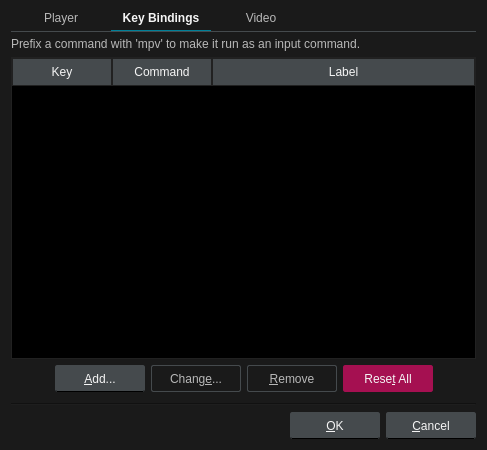
Above: src/ui/preferencesdialog.ui from u8sand/Baka-MPlayer before the change. Below: the same form after it.
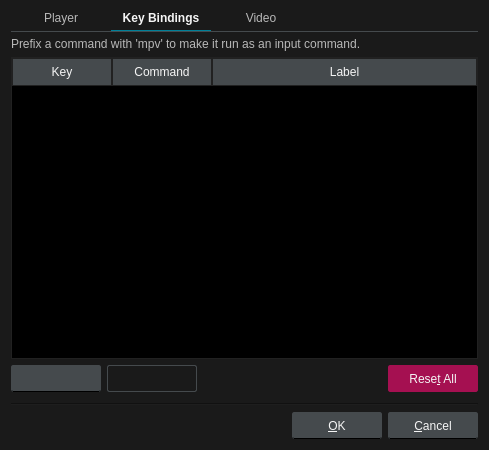
That is the form after the change. The open tabs and pages were chosen to show the change. Icons and pictures are not drawn.

Commit message: Modified preferencesdialog input bindings ui

What changed in the file:
```diff
--- a/src/ui/preferencesdialog.ui
+++ b/src/ui/preferencesdialog.ui
@@ -6,7 +6,7 @@
    <rect>
     <x>0</x>
     <y>0</y>
-    <width>487</width>
+    <width>489</width>
     <height>450</height>
    </rect>
   </property>
@@ -544,33 +544,11 @@
        </item>
        <item>
         <layout class="QHBoxLayout" name="horizontalLayout_4">
-         <item>
-          <spacer name="horizontalSpacer_5">
-           <property name="orientation">
-            <enum>Qt::Horizontal</enum>
-           </property>
-           <property name="sizeHint" stdset="0">
-            <size>
-             <width>40</width>
-             <height>20</height>
-            </size>
-           </property>
-          </spacer>
-         </item>
          <item>
           <widget class="QPushButton" name="addKeyButton">
-           <property name="text">
-            <string>&amp;Add...</string>
-           </property>
-          </widget>
-         </item>
-         <item>
-          <widget class="QPushButton" name="changeKeyButton">
-           <property name="enabled">
-            <bool>false</bool>
-           </property>
-           <property name="text">
-            <string>Chang&amp;e...</string>
+           <property name="icon">
+            <iconset resource="../rsclist.qrc">
+             <normaloff>:/img/add.svg</normaloff>:/img/add.svg</iconset>
            </property>
           </widget>
          </item>
@@ -579,11 +557,25 @@
            <property name="enabled">
             <bool>false</bool>
            </property>
-           <property name="text">
-            <string>&amp;Remove</string>
+           <property name="icon">
+            <iconset resource="../rsclist.qrc">
+             <normaloff>:/img/remove.svg</normaloff>:/img/remove.svg</iconset>
            </property>
           </widget>
          </item>
+         <item>
+          <spacer name="horizontalSpacer_5">
+           <property name="orientation">
+            <enum>Qt::Horizontal</enum>
+           </property>
+           <property name="sizeHint" stdset="0">
+            <size>
+             <width>40</width>
+             <height>20</height>
+            </size>
+           </property>
+          </spacer>
+         </item>
          <item>
           <widget class="QPushButton" name="resetKeyButton">
            <property name="styleSheet">
@@ -605,19 +597,6 @@
            </property>
           </widget>
          </item>
-         <item>
-          <spacer name="horizontalSpacer_6">
-           <property name="orientation">
-            <enum>Qt::Horizontal</enum>
-           </property>
-           <property name="sizeHint" stdset="0">
-            <size>
-             <width>40</width>
-             <height>20</height>
-            </size>
-           </property>
-          </spacer>
-         </item>
         </layout>
        </item>
       </layout>
```
Left out of the diff: 1 changed line with no effect on the pictures. The commit also changes 4 other files.
